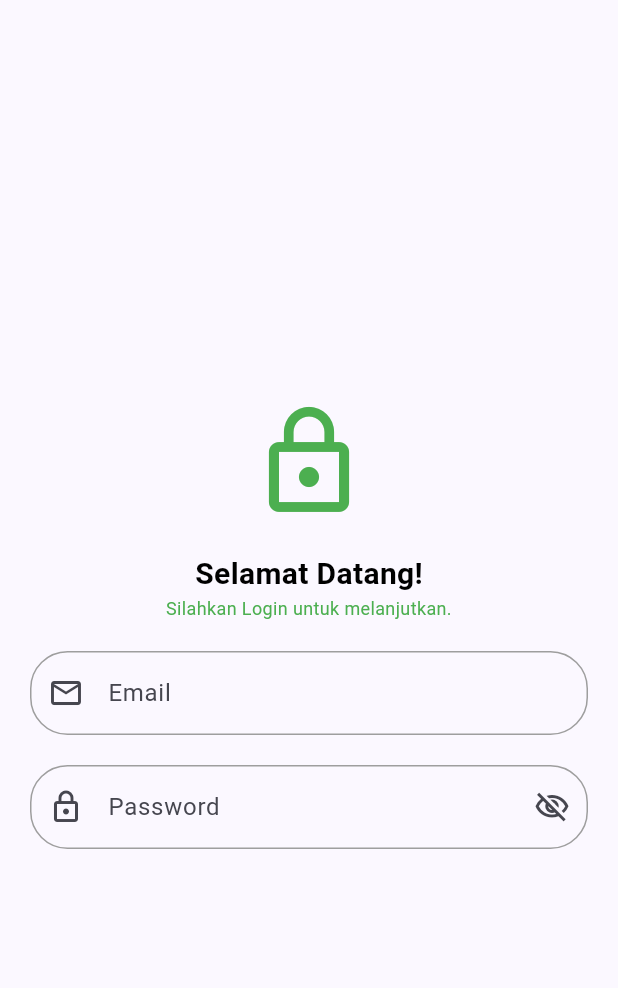
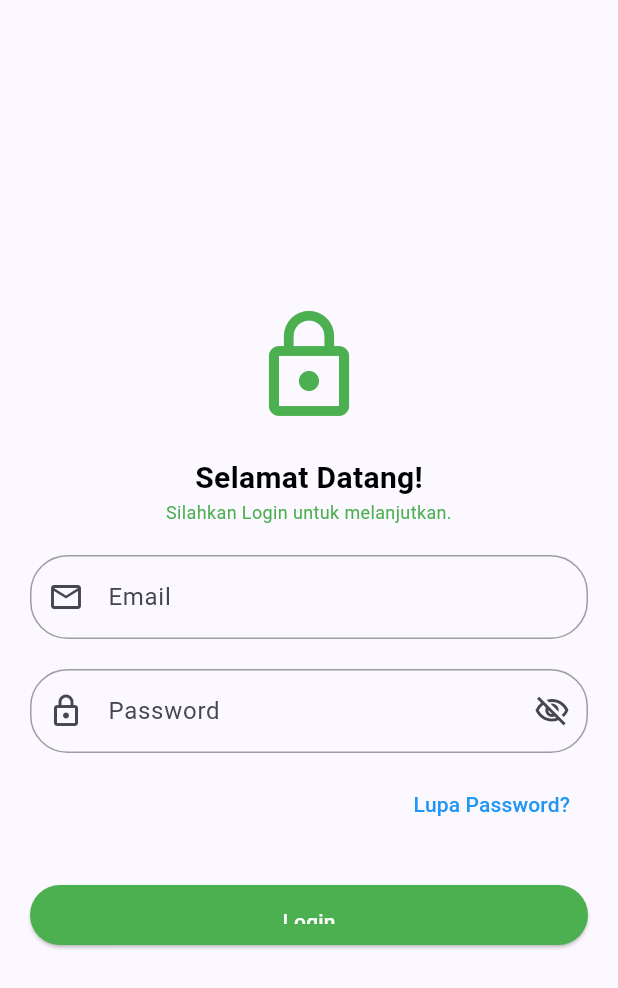
Before and after one commit to Rayhanfaras/KB1179-1123150010-uts-, a Flutter app: the Login screen opened directly, on a phone screen of 412 x 824 dp. Shown: the top 988 px of the screen. Run offline on Flutter 3.47's test engine with Material 3 defaults, Android fonts, the light colour scheme and no system bars.

Commit message:
Menambahkan Button Login

```diff
--- a/lib/screen/login.dart
+++ b/lib/screen/login.dart
@@ -64,6 +64,44 @@ class Login extends StatelessWidget {
                     ),
                   ),
                 ),
+                const SizedBox(height: 10),
+                Align(
+                  alignment: Alignment.centerRight,
+                  child: TextButton(
+                    onPressed: () {},
+                    child: const Text(
+                      "Lupa Password?",
+                      style: TextStyle(color: Colors.blue, fontSize: 14),
+                    ),
+                  ),
+                ),
+                const SizedBox(height: 30),
+                Container(
+
+                  child: SizedBox(
+                    height: 40,
+                    width: double.infinity,
+                    child: ElevatedButton(
+                      onPressed: () {
+                      },
+                      style: ElevatedButton.styleFrom(
+                        backgroundColor: Colors.green,
+                        shape: RoundedRectangleBorder(
+                          borderRadius: BorderRadius.circular(25),
+                        ),
+                        padding: const EdgeInsets.symmetric(
+                          vertical: 14,
+                          horizontal: 20,
+                        ),
+                      ),
+                      child: const Text(
+                        "Login",
+                        style: TextStyle(color: Colors.white),
+                      ),
+
+                    ),
+                  ),
+                ),
 
               ],
             ),
```
